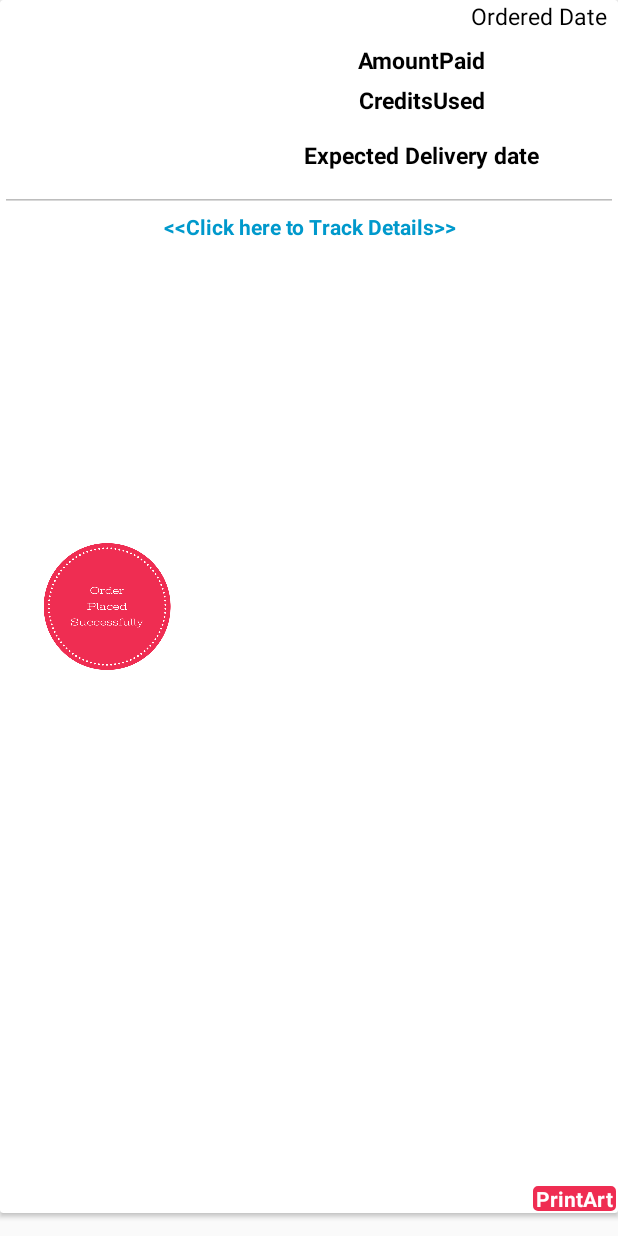
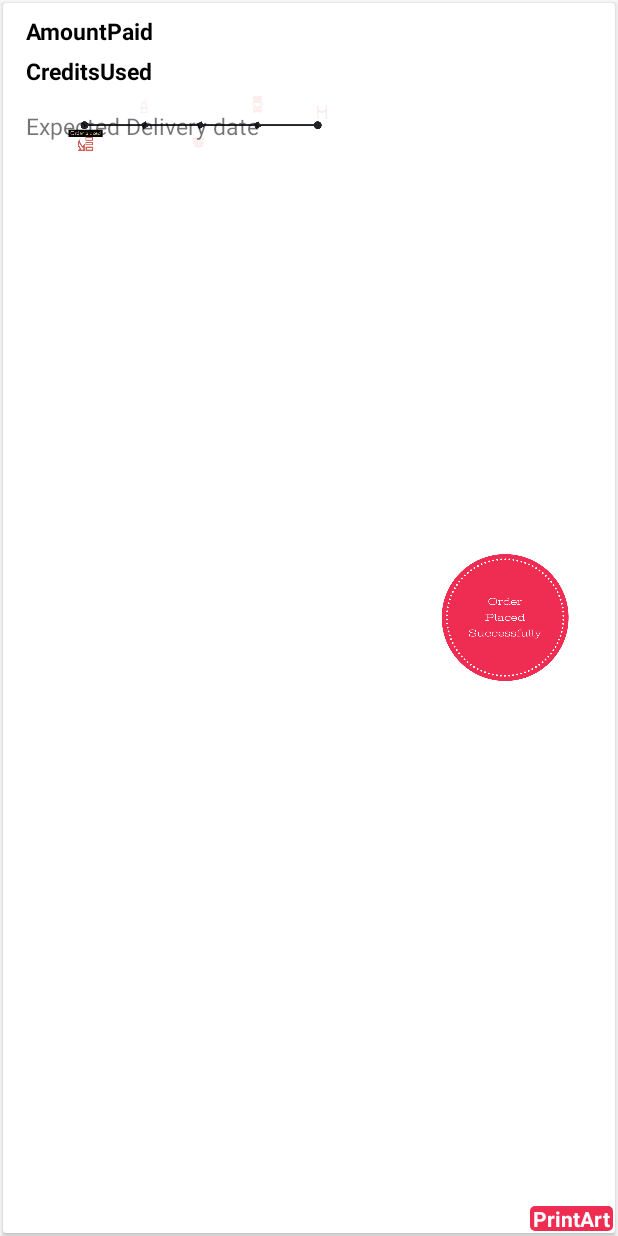
Before and after one commit to KimonnAravind/PrintArtPrinters, an Android app: the layout testingviewholder.xml on its own in the app's theme, with its tools: preview values and no code run, on a phone screen of 412 x 824 dp. Run offline under Robolectric (Android 15) with nearby library versions, the phone set to English and light mode, and no system bars.

Commit message:
git commit -m "PrintArt"

```diff
--- a/app/src/main/java/com/assigned/printart/TestActivity.java
+++ b/app/src/main/java/com/assigned/printart/TestActivity.java
@@ -30,6 +30,7 @@ public class TestActivity extends AppCompatActivity {
     FirebaseRecyclerAdapter<Test, TeseViewHolder> adapter;
     String Contact;
 
+    private int[] textureArrayWin;
     @Override
     protected void onCreate(Bundle savedInstanceState) {
         super.onCreate(savedInstanceState);
@@ -47,6 +48,13 @@ public class TestActivity extends AppCompatActivity {
         getSupportActionBar().setDisplayHomeAsUpEnabled(true);
         getSupportActionBar().setDisplayShowHomeEnabled(true);
 
+        textureArrayWin = new int[]{
+                R.drawable.sta1,
+                R.drawable.sta2,
+                R.drawable.sta3,
+                R.drawable.sta4,
+                R.drawable.sta5
+        };
     }
 
     @Override
@@ -61,9 +69,10 @@ public class TestActivity extends AppCompatActivity {
             protected void onBindViewHolder(@NonNull TeseViewHolder holder, int position, @NonNull final Test model) {
                 holder.testtexview.setText("Order ID: " + model.getKeyValue());
                 holder.deliverydate.setText("Expected delivery date:\n" + model.getDeliveryDate());
-                holder.cost.setText(model.getNameop() + "+"+ model.getNOP());
-                holder.credit.setText("Credits Used: " + model.getCredit());
+                holder.cost.setText(model.getNameop() + " + "+ model.getNOP()+" other products");
+                holder.credit.setText("Paid: ₹" + model.getOriginal());
                 Picasso.get().load(model.getThumN()).into(holder.statuspic);
+
 
 
                 holder.itemView.setOnClickListener(new View.OnClickListener() {
--- a/app/src/main/res/layout/testingviewholder.xml
+++ b/app/src/main/res/layout/testingviewholder.xml
@@ -1,8 +1,9 @@
 <?xml version="1.0" encoding="utf-8"?>
 <androidx.cardview.widget.CardView xmlns:android="http://schemas.android.com/apk/res/android"
     android:layout_width="match_parent"
-    android:layout_marginBottom="15dp"
-    android:layout_height="wrap_content">
+    android:layout_height="wrap_content"
+    android:layout_margin="2dp"
+    android:layout_marginBottom="15dp">
 
     <RelativeLayout
         android:layout_width="match_parent"
@@ -12,30 +13,38 @@
             android:id="@+id/statuspic"
             android:layout_width="130dp"
             android:layout_height="130dp"
+            android:layout_alignParentEnd="true"
+            android:layout_centerVertical="true"
             android:layout_margin="7dp"
-            android:layout_centerVertical="true"
             android:src="@drawable/statusa" />
 
         <TextView
             android:id="@+id/testtextview"
-            android:layout_width="wrap_content"
+            android:layout_width="match_parent"
+            android:layout_height="0dp"
+            android:layout_marginRight="7dp"
+            android:text="Ordered Date"
             android:textColor="@android:color/black"
-            android:layout_height="wrap_content"
-            android:layout_marginRight="7dp"
-            android:layout_alignParentEnd="true"
-            android:text="Ordered Date"
-            android:textSize="15dp" />
+            android:textSize="15dp"
+            android:visibility="invisible" />
+
+        <ImageView
+            android:layout_width="match_parent"
+            android:layout_below="@id/testCredit"
+            android:layout_height="50dp"
+            android:src="@drawable/sta1"
+            android:layout_toLeftOf="@id/statuspic"
+            />
 
         <TextView
             android:id="@+id/testCost"
             android:layout_width="match_parent"
             android:layout_height="wrap_content"
             android:layout_below="@id/testtextview"
-            android:layout_marginLeft="5dp"
+            android:layout_marginLeft="15dp"
             android:layout_marginTop="8dp"
-            android:layout_toRightOf="@id/statuspic"
+            android:layout_toLeftOf="@id/statuspic"
             android:text="AmountPaid"
-            android:textAlignment="center"
             android:textColor="@android:color/black"
             android:textSize="15dp"
             android:textStyle="bold" />
@@ -45,10 +54,9 @@
             android:layout_width="match_parent"
             android:layout_height="wrap_content"
             android:layout_below="@id/testCost"
-            android:layout_marginLeft="5dp"
-            android:textAlignment="center"
-            android:layout_toRightOf="@id/statuspic"
+            android:layout_marginLeft="15dp"
             android:layout_marginTop="5dp"
+            android:layout_toLeftOf="@id/statuspic"
             android:text="CreditsUsed"
             android:textColor="@android:color/black"
             android:textSize="15dp"
@@ -58,42 +66,24 @@
             android:id="@+id/testDeliverydate"
             android:layout_width="match_parent"
             android:layout_height="wrap_content"
-            android:textAlignment="center"
-            android:textStyle="bold"
-            android:layout_toRightOf="@id/statuspic"
             android:layout_below="@id/testCredit"
+            android:layout_marginLeft="15dp"
+            android:layout_marginTop="15dp"
+            android:layout_alignParentBottom="true"
+            android:layout_toLeftOf="@id/statuspic"
+            android:text="Expected Delivery date"
+            android:textSize="15dp"
+             />
 
-            android:layout_marginLeft="5dp"
-            android:layout_marginTop="15dp"
-            android:text="Expected Delivery date"
-            android:textColor="@android:color/black"
-            android:textSize="15dp" />
 
-        <EditText
-            android:id="@+id/empt"
-            android:layout_width="match_parent"
-            android:layout_height="wrap_content"
-            android:layout_below="@id/testDeliverydate"
-            android:enabled="false"
-            android:textSize="0dp" />
-
-        <TextView
-            android:layout_width="match_parent"
-            android:layout_height="wrap_content"
-            android:layout_below="@+id/empt"
-            android:text="@string/click_here_to_track_details"
-            android:textAlignment="center"
-            android:textColor="@android:color/holo_blue_dark"
-            android:textStyle="bold" />
         <TextView
             android:layout_width="wrap_content"
             android:layout_height="wrap_content"
+            android:layout_alignParentEnd="true"
+            android:layout_alignParentBottom="true"
+            android:background="@drawable/popups"
             android:text=" PrintArt "
             android:textColor="@android:color/white"
-            android:background="@drawable/popups"
-            android:layout_alignParentEnd="true"
-            android:layout_alignParentBottom="true"
-            android:textStyle="bold"
-            />
+            android:textStyle="bold" />
     </RelativeLayout>
 </androidx.cardview.widget.CardView>
```
Also changed, not shown: app/src/main/res/drawable-v21/sta1.png (added), app/src/main/res/drawable-v21/sta2.png (added), app/src/main/res/drawable-v21/sta3.png (added), app/src/main/res/drawable-v21/sta4.png (added), app/src/main/res/drawable-v21/sta5.png (added).
